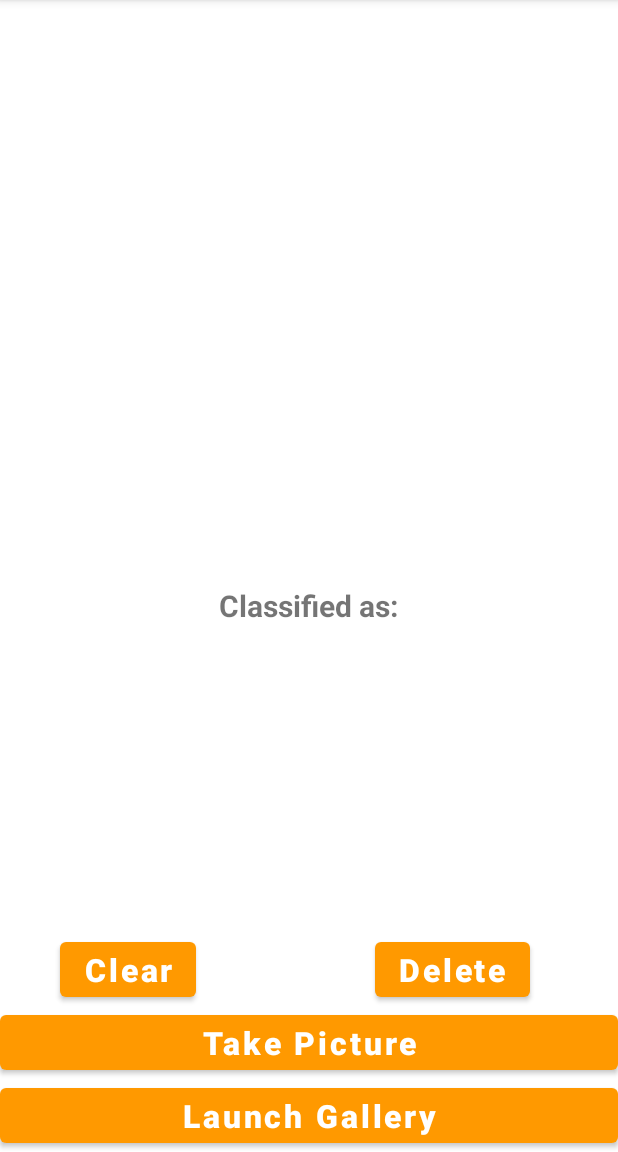
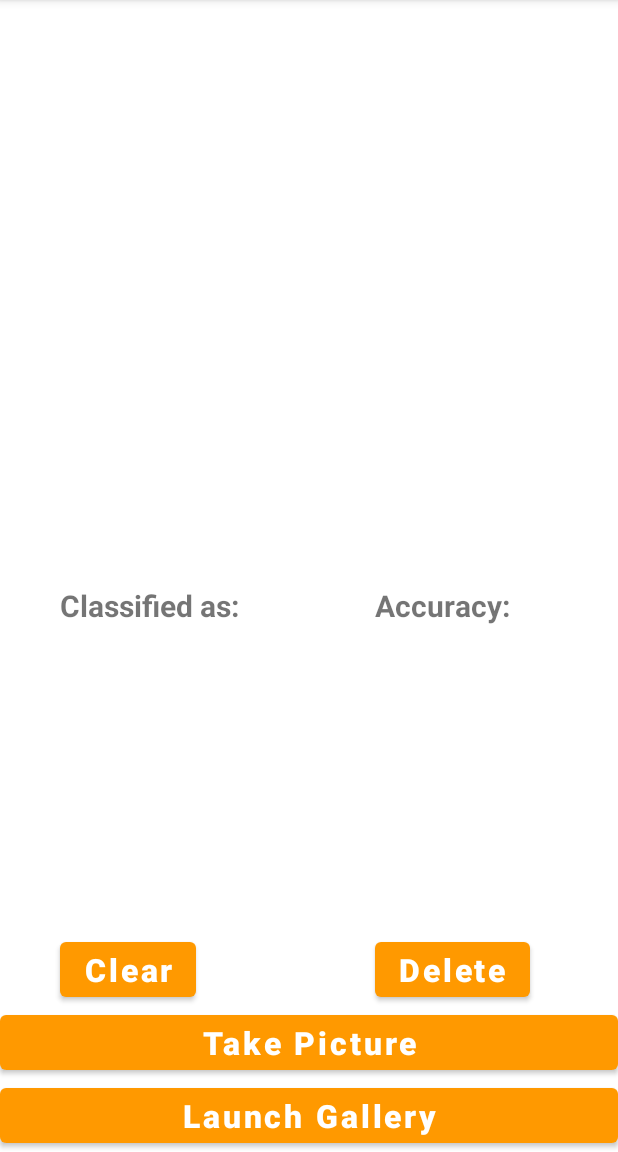
Before and after one commit to GianluigiCaramanna/LIS_Application, an Android app: the screen it shows after launch (MainActivity), on a phone screen of 412 x 824 dp, the part 84-1236 px from its top. Run offline under Robolectric (Android 15) with nearby library versions, the light colour scheme and no system bars; libraries missing offline, so code that uses them is left out: app.ij, org.tensorflow.lite.

Commit message:
Modifiche grafiche

```diff
--- a/app/src/main/java/app/ij/LIS_Application/MainActivity.java
+++ b/app/src/main/java/app/ij/LIS_Application/MainActivity.java
@@ -33,10 +33,9 @@ public class MainActivity extends AppCompatActivity implements View.OnClickListe
 
     Button camera, gallery, clear, delete;
     ImageView imageView;
-    TextView result;
+    TextView result,frase,confidence;
     String myText;
     ArrayList doPhrase = new ArrayList();
-    TextView frase;
     int imageSize = 200;
 
     @Override
@@ -50,6 +49,7 @@ public class MainActivity extends AppCompatActivity implements View.OnClickListe
         delete = findViewById(R.id.button4);
 
         result = findViewById(R.id.result);
+        confidence = findViewById(R.id.resultAccuracy);
         frase = findViewById(R.id.frase);
         imageView = findViewById(R.id.imageView);
 
@@ -103,8 +103,11 @@ public class MainActivity extends AppCompatActivity implements View.OnClickListe
     }
 
     public void deleteItem() {
-        doPhrase.remove(doPhrase.size() -1);
-        composePhrase();
+        if(doPhrase.size() !=0 ) {
+            doPhrase.remove(doPhrase.size() -1);
+            composePhrase();
+        }
+
     }
 
 
@@ -153,6 +156,7 @@ public class MainActivity extends AppCompatActivity implements View.OnClickListe
             String classes = getStringFromFile();
             String[] tokens = classes.split("\n");
             doPhrase.add(tokens[maxPos]);
+            confidence.setText(Float.toString(maxConfidence));
             result.setText(tokens[maxPos]);
             composePhrase();
 
--- a/app/src/main/res/layout/activity_main.xml
+++ b/app/src/main/res/layout/activity_main.xml
@@ -59,8 +59,8 @@
     <TextView
         android:layout_width="wrap_content"
         android:layout_height="wrap_content"
-        android:layout_centerHorizontal="true"
         android:text="Classified as:"
+        android:layout_marginLeft="40sp"
         android:textStyle="bold"
         android:textSize="20sp"
         android:id="@+id/classified"
@@ -70,12 +70,37 @@
     <TextView
         android:layout_width="wrap_content"
         android:layout_height="wrap_content"
-        android:layout_centerHorizontal="true"
+        android:text="Accuracy:"
+        android:layout_marginLeft="250sp"
+        android:textStyle="bold"
+        android:textSize="20sp"
+        android:id="@+id/accuracy"
+        android:layout_below="@+id/imageView"
+        android:layout_marginTop="10sp"
+        />
+
+
+    <TextView
+        android:layout_width="wrap_content"
+        android:layout_height="wrap_content"
         android:text=""
+        android:layout_marginLeft="40sp"
         android:textColor="#C30000"
         android:textStyle="bold"
         android:textSize="27sp"
         android:id="@+id/result"
+        android:layout_below="@+id/classified"
+        />
+
+    <TextView
+        android:layout_width="wrap_content"
+        android:layout_height="wrap_content"
+        android:text=""
+        android:layout_marginLeft="250sp"
+        android:textColor="#C30000"
+        android:textStyle="bold"
+        android:textSize="27sp"
+        android:id="@+id/resultAccuracy"
         android:layout_below="@+id/classified"
         />
 
```
